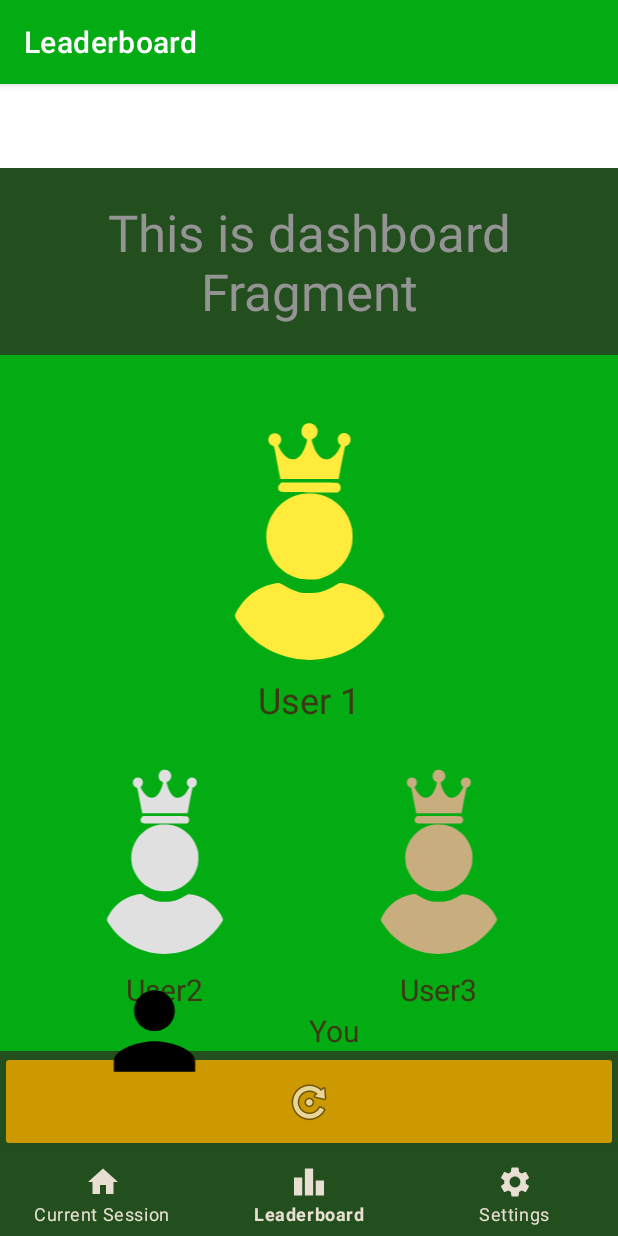
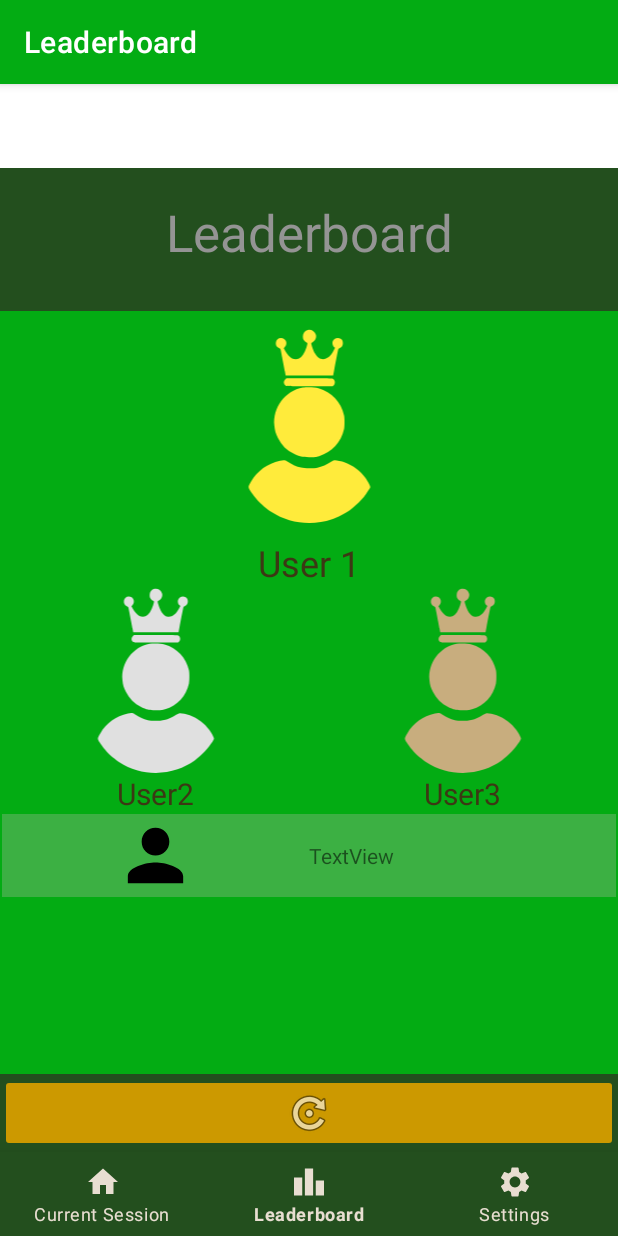
Before and after one commit to KarolWes/BluetoothGameApp, an Android app: the LeaderboardFragment screen opened through its navigation route, on a phone screen of 412 x 824 dp. Run offline under Robolectric (Android 15) with nearby library versions, the phone set to English and light mode, and no system bars; our stand-ins replace navigation-ui.

Commit message:
UI correction and tests under real phone

```diff
--- a/app/build.gradle
+++ b/app/build.gradle
@@ -37,7 +37,7 @@ android {
 
 dependencies {
 
-    implementation 'androidx.core:core-ktx:1.8.0'
+    implementation 'androidx.core:core-ktx:1.9.0'
     implementation 'androidx.appcompat:appcompat:1.4.1'
     implementation 'com.google.android.material:material:1.5.0'
     implementation 'androidx.constraintlayout:constraintlayout:2.1.3'
--- /dev/null
+++ b/app/src/main/java/com/example/bluetoothgame/Device.kt
@@ -0,0 +1,56 @@
+package com.example.bluetoothgame
+
+import android.view.LayoutInflater
+import android.view.View
+import android.view.ViewGroup
+import androidx.recyclerview.widget.RecyclerView
+import com.example.bluetoothgame.databinding.DeviceEntryLayoutBinding
+
+class Device(val name: String, val address:String, val my: Boolean =false) {
+
+    companion object {
+        private var lastContactId = 0
+        fun createContactsList(numContacts: Int): ArrayList<Device> {
+            val devicesList = ArrayList<Device>()
+            for (i in 1..numContacts) {
+                devicesList.add(Device("Person " + ++lastContactId, "0:0:0:0", i <= numContacts / 2))
+            }
+            return devicesList
+        }
+    }
+}
+class DeviceAdapter(private val devices: List<Device>): RecyclerView.Adapter<DeviceAdapter.ViewHolder>(){
+    private lateinit var _binding: DeviceEntryLayoutBinding
+    // Provide a direct reference to each of the views within a data item
+    // Used to cache the views within the item layout for fast access
+    inner class ViewHolder(entryView: View) : RecyclerView.ViewHolder(entryView) {
+        // Your holder should contain and initialize a member variable
+        // for any view that will be set as you render a row
+        val nameTextView = _binding.deviceTagText
+        val messageButton = _binding.markOwnButton
+    }
+
+    // ... constructor and member variables
+    // Usually involves inflating a layout from XML and returning the holder
+    override fun onCreateViewHolder(parent: ViewGroup, viewType: Int): ViewHolder {
+        _binding = DeviceEntryLayoutBinding.inflate(LayoutInflater.from(parent.context), parent, false)
+        val deviceView = _binding.root
+        return ViewHolder(deviceView)
+    }
+
+    // Involves populating data into the item through holder
+    override fun onBindViewHolder(viewHolder: DeviceAdapter.ViewHolder, position: Int) {
+        // Get the data model based on position
+        val contact: Device = devices[position]
+        // Set item views based on your views and data model
+        val textView = viewHolder.nameTextView
+        textView.text = contact.name
+        val button = viewHolder.messageButton
+        button.text = if (contact.my) "Mark as my" else "Mark as not my"
+    }
+
+    // Returns the total count of items in the list
+    override fun getItemCount(): Int {
+        return devices.size
+    }
+}
--- a/app/src/main/java/com/example/bluetoothgame/ui/home/HomeFragment.kt
+++ b/app/src/main/java/com/example/bluetoothgame/ui/home/HomeFragment.kt
@@ -1,5 +1,6 @@
 package com.example.bluetoothgame.ui.home
 
+import android.Manifest
 import android.annotation.SuppressLint
 import android.bluetooth.BluetoothAdapter
 import android.bluetooth.BluetoothDevice
@@ -8,75 +9,32 @@ import android.content.BroadcastReceiver
 import android.content.Context
 import android.content.Intent
 import android.content.IntentFilter
+import android.content.pm.PackageManager
+import android.os.Build
 import android.os.Bundle
 import android.util.Log
 import android.view.LayoutInflater
 import android.view.View
 import android.view.ViewGroup
-import android.widget.ArrayAdapter
-import android.widget.Button
 import android.widget.TextView
+import androidx.activity.result.contract.ActivityResultContracts
+import androidx.annotation.RequiresApi
+import androidx.core.app.ActivityCompat
+import androidx.core.content.ContextCompat
 import androidx.fragment.app.Fragment
 import androidx.lifecycle.ViewModelProvider
 import androidx.recyclerview.widget.LinearLayoutManager
 import androidx.recyclerview.widget.RecyclerView
-import com.example.bluetoothgame.databinding.DeviceEntryLayoutBinding
+import com.example.bluetoothgame.Device
+import com.example.bluetoothgame.DeviceAdapter
 import com.example.bluetoothgame.databinding.FragmentCurrentBinding
-import org.w3c.dom.Text
 
-class Device(val name: String, val address:String, val my: Boolean =false) {
-
-    companion object {
-        private var lastContactId = 0
-        fun createContactsList(numContacts: Int): ArrayList<Device> {
-            val devicesList = ArrayList<Device>()
-            for (i in 1..numContacts) {
-                devicesList.add(Device("Person " + ++lastContactId, "0:0:0:0", i <= numContacts / 2))
-            }
-            return devicesList
-        }
-    }
-}
-class DeviceAdapter(private val devices: List<Device>): RecyclerView.Adapter<DeviceAdapter.ViewHolder>(){
-    private lateinit var _binding: DeviceEntryLayoutBinding
-    // Provide a direct reference to each of the views within a data item
-    // Used to cache the views within the item layout for fast access
-    inner class ViewHolder(entryView: View) : RecyclerView.ViewHolder(entryView) {
-        // Your holder should contain and initialize a member variable
-        // for any view that will be set as you render a row
-        val nameTextView = _binding.deviceTagText
-        val messageButton = _binding.markOwnButton
-    }
-
-    // ... constructor and member variables
-    // Usually involves inflating a layout from XML and returning the holder
-    override fun onCreateViewHolder(parent: ViewGroup, viewType: Int): ViewHolder {
-        _binding = DeviceEntryLayoutBinding.inflate(LayoutInflater.from(parent.context), parent, false)
-        val deviceView = _binding.root
-        return ViewHolder(deviceView)
-    }
-
-    // Involves populating data into the item through holder
-    override fun onBindViewHolder(viewHolder: DeviceAdapter.ViewHolder, position: Int) {
-        // Get the data model based on position
-        val contact: Device = devices[position]
-        // Set item views based on your views and data model
-        val textView = viewHolder.nameTextView
-        textView.text = contact.name
-        val button = viewHolder.messageButton
-        button.text = if (contact.my) "Mark as my" else "Mark as not my"
-    }
-
-    // Returns the total count of items in the list
-    override fun getItemCount(): Int {
-        return devices.size
-    }
-}
 
 class HomeFragment : Fragment() {
 
     private var _binding: FragmentCurrentBinding? = null
-    private var _devices: ArrayList<Device>? = null
+    private var PERMISSIONS: Array<String> = emptyArray()
+    private lateinit var _devices: ArrayList<Device>
     private lateinit var _bluetooth: BluetoothAdapter
     private lateinit var _bm: BluetoothManager
     private lateinit var _recyclerView: RecyclerView
@@ -89,12 +47,52 @@ class HomeFragment : Fragment() {
 
     }
 
+    private val requestPermissionLauncher =
+        registerForActivityResult(
+            ActivityResultContracts.RequestPermission()
+        ) { isGranted: Boolean ->
+            if (isGranted) {
+                Log.i("Permission: ,", "granted")
+            } else {
+                Log.i("Permission: ,", "denied")
+            }
+        }
+
+    private fun requestPermission(context: Context, perm: String){
+        when (PackageManager.PERMISSION_GRANTED) {
+            ContextCompat.checkSelfPermission(
+                context,
+                perm
+            ) -> {
+                // You can use the API that requires the permission.
+            }
+            else -> {
+                requestPermissionLauncher.launch(
+                    Manifest.permission.BLUETOOTH_ADMIN)
+            }
+        }
+    }
+
+    private fun checkPermissions(context:Context, perm: Array<String>){
+            if(ActivityCompat.checkSelfPermission(context, perm[0]) != PackageManager.PERMISSION_GRANTED){
+                ActivityCompat.requestPermissions(this.requireActivity(), perm, 1)
+            }
+    }
+
+    @RequiresApi(Build.VERSION_CODES.S)
     @SuppressLint("MissingPermission")
     override fun onCreateView(
         inflater: LayoutInflater,
         container: ViewGroup?,
         savedInstanceState: Bundle?
     ): View {
+
+        PERMISSIONS += Manifest.permission.BLUETOOTH
+        PERMISSIONS += Manifest.permission.BLUETOOTH_ADMIN
+        PERMISSIONS += Manifest.permission.BLUETOOTH_CONNECT
+        PERMISSIONS += Manifest.permission.BLUETOOTH_SCAN
+        checkPermissions(this.requireContext(), PERMISSIONS)
+
         val homeViewModel =
             ViewModelProvider(this)[HomeViewModel::class.java]
 
@@ -105,14 +103,16 @@ class HomeFragment : Fragment() {
         homeViewModel.text.observe(viewLifecycleOwner) {
             textView.text = it
         }
+        _devices = arrayListOf()
+        _devices.add(Device("this one", "1:1:1:1"))
         _recyclerView = binding.visibleDevicesList
-        var devAdapter = _devices?.let { DeviceAdapter(it) }
+        val devAdapter = DeviceAdapter(_devices)
         _recyclerView.adapter = devAdapter
         _recyclerView.layoutManager = LinearLayoutManager(this.context)
 
         _bm = context?.getSystemService(Context.BLUETOOTH_SERVICE) as BluetoothManager
         _bluetooth = _bm.adapter
-        _bluetooth.startDiscovery()
+        // _bluetooth.startDiscovery()
         val filter = IntentFilter(BluetoothDevice.ACTION_FOUND)
         context?.registerReceiver(_receiver, filter)
         return root
--- a/app/src/main/java/com/example/bluetoothgame/ui/home/HomeViewModel.kt
+++ b/app/src/main/java/com/example/bluetoothgame/ui/home/HomeViewModel.kt
@@ -7,7 +7,7 @@ import androidx.lifecycle.ViewModel
 class HomeViewModel : ViewModel() {
 
     private val _text = MutableLiveData<String>().apply {
-        value = "This is home Fragment"
+        value = "Current Session"
     }
     val text: LiveData<String> = _text
 }
--- a/app/src/main/java/com/example/bluetoothgame/ui/leaderboard/LeaderboardViewModel.kt
+++ b/app/src/main/java/com/example/bluetoothgame/ui/leaderboard/LeaderboardViewModel.kt
@@ -7,7 +7,7 @@ import androidx.lifecycle.ViewModel
 class LeaderboardViewModel : ViewModel() {
 
     private val _text = MutableLiveData<String>().apply {
-        value = "This is dashboard Fragment"
+        value = "Leaderboard"
     }
     val text: LiveData<String> = _text
 }
--- a/app/src/main/java/com/example/bluetoothgame/ui/settings/SettingsViewModel.kt
+++ b/app/src/main/java/com/example/bluetoothgame/ui/settings/SettingsViewModel.kt
@@ -7,7 +7,7 @@ import androidx.lifecycle.ViewModel
 class SettingsViewModel : ViewModel() {
 
     private val _text = MutableLiveData<String>().apply {
-        value = "This is notifications Fragment"
+        value = "Settings"
     }
     val text: LiveData<String> = _text
 }
--- a/app/src/main/res/layout/activity_main.xml
+++ b/app/src/main/res/layout/activity_main.xml
@@ -22,7 +22,7 @@
     <fragment
         android:id="@+id/nav_host_fragment_activity_main"
         android:name="androidx.navigation.fragment.NavHostFragment"
-        android:layout_width="match_parent"
+        android:layout_width="0dp"
         android:layout_height="0dp"
         app:defaultNavHost="true"
         app:layout_constraintBottom_toTopOf="@+id/nav_view"
--- a/app/src/main/res/layout/device_entry_layout.xml
+++ b/app/src/main/res/layout/device_entry_layout.xml
@@ -4,14 +4,8 @@
     android:id="@+id/deviceEntry"
     android:layout_width="match_parent"
     android:layout_height="wrap_content"
-    android:padding="10dp">
-
-    <ImageView
-        android:id="@+id/deviceIcon"
-        android:layout_width="40dp"
-        android:layout_height="49dp"
-        android:layout_weight="1"
-        app:srcCompat="@drawable/baseline_phone_android_24" />
+    android:background="@color/beige_800"
+    android:padding="15dp">
 
     <TextView
         android:id="@+id/deviceTagText"
@@ -19,7 +13,8 @@
         android:layout_height="wrap_content"
         android:layout_weight="1"
         android:text="TextView"
-        android:textColor="@color/brown_700" />
+        android:textColor="@color/brown_700"
+        android:textSize="20sp" />
 
     <Button
         android:id="@+id/markOwnButton"
@@ -27,5 +22,6 @@
         android:layout_height="wrap_content"
         android:layout_weight="1"
         android:text="My own"
-        android:textColor="@color/brown_700" />
+        android:textColor="@color/brown_700"
+        android:textColorHighlight="@color/green_400" />
 </LinearLayout>
--- a/app/src/main/res/layout/fragment_current.xml
+++ b/app/src/main/res/layout/fragment_current.xml
@@ -9,8 +9,8 @@
 
     <View
         android:id="@+id/divider"
-        android:layout_width="416dp"
-        android:layout_height="598dp"
+        android:layout_width="wrap_content"
+        android:layout_height="0dp"
         android:background="@color/green_400"
         app:layout_constraintBottom_toTopOf="@+id/buttonUpload"
         app:layout_constraintEnd_toEndOf="parent"
@@ -33,7 +33,9 @@
     <TextView
         android:id="@+id/textTitle"
         android:layout_width="0dp"
-        android:layout_height="0dp"
+        android:layout_height="wrap_content"
+        android:layout_marginTop="10dp"
+        android:layout_marginBottom="10dp"
         android:text="@string/title_current"
         android:textAlignment="center"
         android:textColor="@color/gray_500"
@@ -47,7 +49,7 @@
     <ImageButton
         android:id="@+id/buttonUpload"
         android:layout_width="0dp"
-        android:layout_height="0dp"
+        android:layout_height="wrap_content"
         android:backgroundTint="@color/gold"
         android:foregroundTint="@color/yellow"
         android:src="@android:drawable/ic_menu_upload"
@@ -60,27 +62,25 @@
     <ImageButton
         android:id="@+id/buttonCancel"
         android:layout_width="0dp"
-        android:layout_height="0dp"
+        android:layout_height="wrap_content"
         android:backgroundTint="@color/gold"
         android:foregroundTint="@color/yellow"
         android:src="@android:drawable/ic_menu_close_clear_cancel"
         app:layout_constraintBottom_toBottomOf="@+id/buttonUpload"
         app:layout_constraintEnd_toStartOf="@+id/buttonUpload"
         app:layout_constraintHorizontal_bias="0.5"
-        app:layout_constraintStart_toStartOf="parent"
-        app:layout_constraintTop_toBottomOf="@+id/divider" />
+        app:layout_constraintStart_toStartOf="parent" />
 
     <ImageButton
         android:id="@+id/buttonRefresh"
         android:layout_width="0dp"
-        android:layout_height="0dp"
+        android:layout_height="wrap_content"
         android:backgroundTint="@color/gold"
         android:foregroundTint="@color/yellow"
         android:src="@android:drawable/ic_menu_rotate"
         app:layout_constraintBottom_toBottomOf="parent"
         app:layout_constraintEnd_toEndOf="parent"
         app:layout_constraintHorizontal_bias="0.5"
-        app:layout_constraintStart_toEndOf="@+id/buttonUpload"
-        app:layout_constraintTop_toBottomOf="@+id/divider" />
+        app:layout_constraintStart_toEndOf="@+id/buttonUpload" />
 
 </androidx.constraintlayout.widget.ConstraintLayout>
--- a/app/src/main/res/layout/fragment_leaderboard.xml
+++ b/app/src/main/res/layout/fragment_leaderboard.xml
@@ -4,28 +4,12 @@
     xmlns:tools="http://schemas.android.com/tools"
     android:layout_width="match_parent"
     android:layout_height="match_parent"
+    android:background="@color/green_700"
     tools:context=".ui.leaderboard.LeaderboardFragment">
-
-    <androidx.constraintlayout.widget.ConstraintLayout
-        android:layout_width="match_parent"
-        android:layout_height="match_parent"
-        android:background="@color/green_700"
-        tools:context=".ui.home.HomeFragment">
-
-        <View
-            android:id="@+id/divider"
-            android:layout_width="0dp"
-            android:layout_height="0dp"
-            android:background="@color/green_400"
-            app:layout_constraintBottom_toTopOf="@+id/buttonRefresh"
-            app:layout_constraintEnd_toEndOf="parent"
-            app:layout_constraintHorizontal_bias="0.0"
-            app:layout_constraintStart_toStartOf="parent"
-            app:layout_constraintTop_toBottomOf="@+id/textTitle" />
 
     <TextView
         android:id="@+id/textTitle"
-            android:layout_width="0dp"
+        android:layout_width="wrap_content"
         android:layout_height="wrap_content"
         android:paddingTop="20dp"
         android:paddingBottom="20dp"
@@ -33,116 +17,142 @@
         android:textAlignment="center"
         android:textColor="@color/gray_500"
         android:textSize="34sp"
-            app:layout_constraintBottom_toTopOf="@+id/divider"
         app:layout_constraintEnd_toEndOf="parent"
-            app:layout_constraintHorizontal_bias="0.5"
         app:layout_constraintStart_toStartOf="parent"
         app:layout_constraintTop_toTopOf="parent" />
 
     <ImageButton
         android:id="@+id/buttonRefresh"
         android:layout_width="0dp"
-            android:layout_height="67dp"
+        android:layout_height="wrap_content"
         android:backgroundTint="@color/gold"
         android:foregroundTint="@color/yellow"
         android:src="@android:drawable/ic_menu_rotate"
         app:layout_constraintBottom_toBottomOf="parent"
         app:layout_constraintEnd_toEndOf="parent"
-            app:layout_constraintHorizontal_bias="0.0"
+        app:layout_constraintStart_toStartOf="parent" />
+
+    <ScrollView
+        android:layout_width="0dp"
+        android:layout_height="0dp"
+        android:layout_marginTop="10dp"
+        android:background="@color/green_400"
+        app:layout_constraintBottom_toTopOf="@+id/buttonRefresh"
+        app:layout_constraintEnd_toEndOf="parent"
         app:layout_constraintStart_toStartOf="parent"
-            app:layout_constraintTop_toBottomOf="@+id/divider" />
+        app:layout_constraintTop_toBottomOf="@+id/textTitle">
+
+        <LinearLayout
+            android:layout_width="match_parent"
+            android:layout_height="wrap_content"
+            android:background="@color/green_400"
+            android:orientation="vertical"
+            android:padding="1dp">
 
             <ImageView
                 android:id="@+id/imageGold"
-            android:layout_width="0dp"
-            android:layout_height="159dp"
-            android:layout_marginTop="44dp"
+                android:layout_width="match_parent"
+                android:layout_height="130dp"
+                android:layout_marginTop="10dp"
                 android:backgroundTint="#3F51B5"
                 android:foregroundTint="#FFEB3B"
                 android:src="@drawable/leader_icon"
-            app:layout_constraintEnd_toEndOf="parent"
-            app:layout_constraintHorizontal_bias="0.0"
+                app:tint="@color/yellow" />
+
+            <TextView
+                android:id="@+id/textViewGold"
+                android:layout_width="match_parent"
+                android:layout_height="wrap_content"
+                android:layout_marginTop="10dp"
+                android:gravity="center_horizontal|center_vertical"
+                android:text="User 1"
+                android:textColor="@color/brown_700"
+                android:textSize="24sp" />
+
+            <androidx.constraintlayout.widget.ConstraintLayout
+                android:layout_width="match_parent"
+                android:layout_height="match_parent">
+
+                <LinearLayout
+                    android:id="@+id/linearLayout"
+                    android:layout_width="0dp"
+                    android:layout_height="wrap_content"
+                    android:gravity="center_horizontal|center_vertical"
+                    android:orientation="vertical"
+                    app:layout_constraintEnd_toStartOf="@+id/linearLayout2"
+                    app:layout_constraintHorizontal_bias="0.5"
+                    app:layout_constraintStart_toEndOf="@+id/linearLayout2"
                     app:layout_constraintStart_toStartOf="parent"
-            app:layout_constraintTop_toTopOf="@+id/divider"
-            app:tint="@color/yellow" />
+                    app:layout_constraintTop_toTopOf="parent">
 
                     <ImageView
                         android:id="@+id/imageSilver"
-            android:layout_width="126dp"
-            android:layout_height="124dp"
-            android:layout_marginTop="72dp"
-            android:src="@drawable/leader_icon"
-            app:layout_constraintEnd_toStartOf="@+id/imageBronze"
-            app:layout_constraintHorizontal_bias="0.5"
-            app:layout_constraintStart_toStartOf="parent"
-            app:layout_constraintTop_toBottomOf="@+id/imageGold"
-            app:tint="@color/silver" />
-
-        <ImageView
-            android:id="@+id/imageBronze"
-            android:layout_width="146dp"
+                        android:layout_width="match_parent"
                         android:layout_height="124dp"
                         android:src="@drawable/leader_icon"
-            app:layout_constraintEnd_toEndOf="parent"
-            app:layout_constraintHorizontal_bias="0.5"
-            app:layout_constraintStart_toEndOf="@+id/imageSilver"
-            app:layout_constraintTop_toTopOf="@+id/imageSilver"
-            app:tint="@color/beige_800" />
-
-        <TextView
-            android:id="@+id/textViewGold"
-            android:layout_width="wrap_content"
-            android:layout_height="wrap_content"
-            android:layout_marginTop="10dp"
-            android:text="User 1"
-            android:textColor="@color/brown_700"
-            android:textSize="24sp"
-            app:layout_constraintEnd_toEndOf="@+id/imageGold"
-            app:layout_constraintStart_toStartOf="@+id/imageGold"
-            app:layout_constraintTop_toBottomOf="@+id/imageGold" />
+                        app:tint="@color/silver" />
 
                     <TextView
                         android:id="@+id/textViewSilver"
                         android:layout_width="wrap_content"
                         android:layout_height="wrap_content"
-            android:layout_marginTop="10dp"
                         android:text="User2"
                         android:textColor="@color/brown_700"
-            android:textSize="20sp"
-            app:layout_constraintEnd_toEndOf="@+id/imageSilver"
-            app:layout_constraintStart_toStartOf="@+id/imageSilver"
-            app:layout_constraintTop_toBottomOf="@+id/imageSilver" />
+                        android:textSize="20sp" />
+                </LinearLayout>
+
+                <LinearLayout
+                    android:id="@+id/linearLayout2"
+                    android:layout_width="0dp"
+                    android:layout_height="wrap_content"
+                    android:gravity="center_horizontal|center_vertical"
+                    android:orientation="vertical"
+                    app:layout_constraintEnd_toEndOf="parent"
+                    app:layout_constraintHorizontal_bias="0.5"
+                    app:layout_constraintStart_toEndOf="@+id/linearLayout"
+                    app:layout_constraintTop_toTopOf="parent">
+
+                    <ImageView
+                        android:id="@+id/imageBronze"
+                        android:layout_width="match_parent"
+                        android:layout_height="124dp"
+                        android:layout_gravity="center_horizontal"
+                        android:foregroundGravity="center|center_horizontal"
+                        android:src="@drawable/leader_icon"
+                        app:tint="@color/beige_800" />
 
                     <TextView
                         android:id="@+id/textViewBronze"
                         android:layout_width="wrap_content"
                         android:layout_height="wrap_content"
-            android:layout_marginTop="10dp"
                         android:text="User3"
                         android:textColor="@color/brown_700"
-            android:textSize="20sp"
-            app:layout_constraintEnd_toEndOf="@+id/imageBronze"
-            app:layout_constraintStart_toStartOf="@+id/imageBronze"
-            app:layout_constraintTop_toBottomOf="@+id/imageBronze" />
+                        android:textSize="20sp" />
+                </LinearLayout>
+
+            </androidx.constraintlayout.widget.ConstraintLayout>
+
+            <androidx.constraintlayout.widget.ConstraintLayout
+                android:layout_width="match_parent"
+                android:layout_height="wrap_content"
+                android:background="@color/green_200">
 
                 <ImageView
                     android:id="@+id/imageYou"
                     android:layout_width="0dp"
-            android:layout_height="81dp"
+                    android:layout_height="55dp"
                     android:src="@drawable/baseline_person_24"
-            app:layout_constraintBottom_toBottomOf="@+id/divider"
-            app:layout_constraintEnd_toStartOf="@+id/textViewYou"
+                    app:layout_constraintEnd_toStartOf="@+id/textView"
+                    app:layout_constraintHorizontal_bias="0.5"
                     app:layout_constraintStart_toStartOf="parent"
-            app:layout_constraintTop_toBottomOf="@+id/textViewSilver" />
+                    app:layout_constraintTop_toTopOf="parent" />
 
                 <TextView
-            android:id="@+id/textViewYou"
+                    android:id="@+id/textView"
                     android:layout_width="0dp"
                     android:layout_height="wrap_content"
-            android:text="You"
-            android:textColor="@color/brown_700"
-            android:textSize="20sp"
-            app:layout_constraintBottom_toBottomOf="@+id/imageYou"
+                    android:text="TextView"
+                    app:layout_constraintBottom_toBottomOf="parent"
                     app:layout_constraintEnd_toEndOf="parent"
                     app:layout_constraintHorizontal_bias="0.5"
                     app:layout_constraintStart_toEndOf="@+id/imageYou"
@@ -150,4 +160,7 @@
 
             </androidx.constraintlayout.widget.ConstraintLayout>
 
+        </LinearLayout>
+    </ScrollView>
+
 </androidx.constraintlayout.widget.ConstraintLayout>
--- a/build.gradle
+++ b/build.gradle
@@ -2,5 +2,5 @@
 plugins {
     id 'com.android.application' version '8.0.0' apply false
     id 'com.android.library' version '8.0.0' apply false
-    id 'org.jetbrains.kotlin.android' version '1.8.0' apply false
+    id 'org.jetbrains.kotlin.android' version '1.8.21' apply false
 }
```
Also changed, not shown: app/src/main/java/com/example/bluetoothgame/MainActivity.kt (+10 -0 lines). Lines whose indentation alone changed are shown as unchanged.
